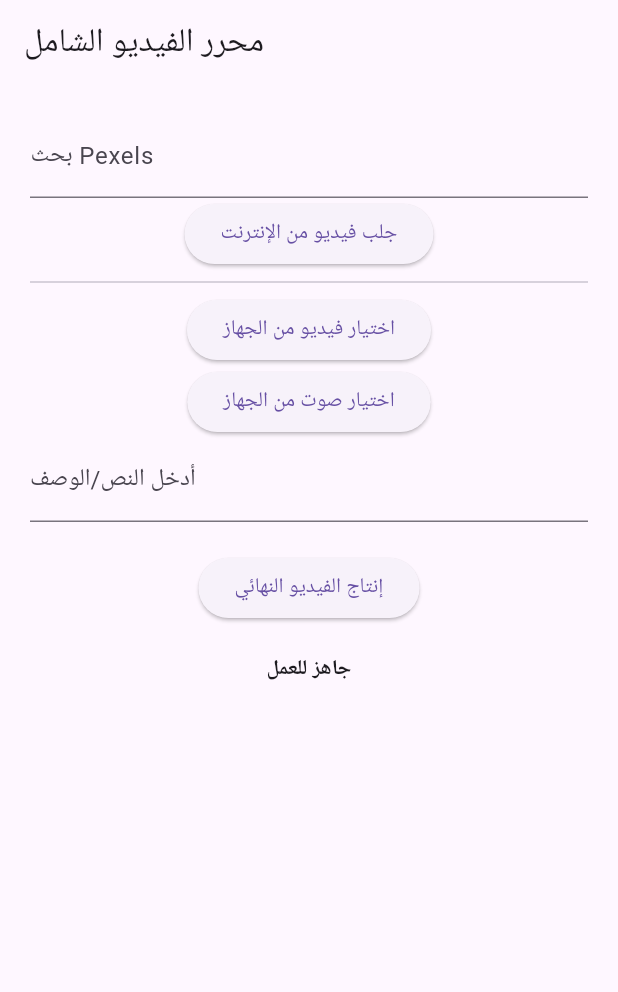
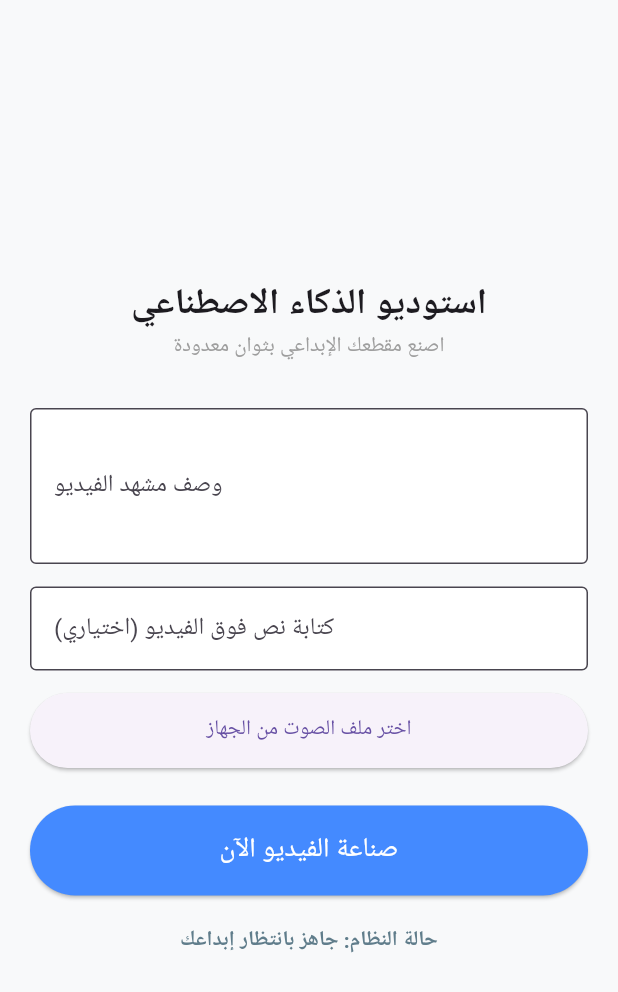
Before and after one commit to Asdasd7117/lian, a Flutter app: the screen it shows after launch, on a phone screen of 412 x 824 dp. Shown: the top 992 px of the screen. Run offline on Flutter 3.47's test engine with Material 3 defaults, Android fonts, the phone set to English and light mode, and no system bars; our stand-ins replace file_picker; missing offline and left inert: dart:js.

Commit message:
Update main.dart

```diff
--- a/lib/main.dart
+++ b/lib/main.dart
@@ -1,99 +1,76 @@
-import 'dart:convert';
 import 'dart:js' as js;
 import 'dart:typed_data';
 import 'package:flutter/material.dart';
 import 'package:file_picker/file_picker.dart';
 import 'package:http/http.dart' as http;
 
-void main() => runApp(const MaterialApp(home: VideoEditorScreen()));
-
 class ApiConfig {
   static const String pexelsKey = "1y1rQKXW16VqMqafrrTynioop03NY52ZGvoT75iGAEI31XtRQrZxGLF3";
 }
 
-class VideoEditorScreen extends StatefulWidget {
-  const VideoEditorScreen({super.key});
+void main() => runApp(const MaterialApp(home: AiStudioScreen()));
+
+class AiStudioScreen extends StatefulWidget {
+  const AiStudioScreen({super.key});
   @override
-  State<VideoEditorScreen> createState() => _VideoEditorScreenState();
+  State<AiStudioScreen> createState() => _AiStudioScreenState();
 }
 
-class _VideoEditorScreenState extends State<VideoEditorScreen> {
-  Uint8List? _videoBytes;
+class _AiStudioScreenState extends State<AiStudioScreen> {
+  final TextEditingController _descController = TextEditingController();
+  final TextEditingController _textOverlayController = TextEditingController();
   Uint8List? _audioBytes;
-  final TextEditingController _textController = TextEditingController();
-  final TextEditingController _searchController = TextEditingController();
-  String _status = "جاهز للعمل";
+  String _status = "حالة النظام: جاهز بانتظار إبداعك";
 
-  // 1. جلب فيديو من Pexels
-  Future<void> _fetchVideoFromPexels() async {
-    setState(() => _status = "جاري الاتصال بـ Pexels...");
-    try {
-      final response = await http.get(
-        Uri.parse('https://api.pexels.com/videos/search?query=${_searchController.text}&per_page=1'),
-        headers: {'Authorization': ApiConfig.pexelsKey},
-      );
-      if (response.statusCode == 200) {
-        final data = json.decode(response.body);
-        final videoUrl = data['videos'][0]['video_files'][0]['link'];
-        final videoResponse = await http.get(Uri.parse(videoUrl));
+  Future<void> _pickAudio() async {
+    FilePickerResult? result = await FilePicker.platform.pickFiles(type: FileType.audio, withData: true);
+    if (result != null) {
       setState(() {
-          _videoBytes = videoResponse.bodyBytes;
-          _status = "تم جلب الفيديو من Pexels بنجاح";
+        _audioBytes = result.files.first.bytes;
+        _status = "تم اختيار الصوت بنجاح";
       });
     }
-    } catch (e) { setState(() => _status = "خطأ في الاتصال: $e"); }
   }
 
-  // 2. اختيار فيديو من جهاز المستخدم
-  Future<void> _pickLocalVideo() async {
-    FilePickerResult? result = await FilePicker.platform.pickFiles(type: FileType.video, withData: true);
-    if (result != null) setState(() => _videoBytes = result.files.first.bytes);
-  }
-
-  // 3. اختيار ملف صوتي من الجهاز
-  Future<void> _pickAudio() async {
-    FilePickerResult? result = await FilePicker.platform.pickFiles(type: FileType.audio, withData: true);
-    if (result != null) setState(() => _audioBytes = result.files.first.bytes);
-  }
-
-  // 4. المعالجة النهائية
   void _generate() async {
-    if (_videoBytes == null || _audioBytes == null || _textController.text.isEmpty) {
-      setState(() => _status = "تأكد من اختيار فيديو وصوت وإدخال نص!");
+    if (_descController.text.isEmpty) {
+      setState(() => _status = "يرجى كتابة وصف المشهد أولاً!");
       return;
     }
-    setState(() => _status = "جاري المعالجة... لا تغلق الصفحة");
+    setState(() => _status = "جاري المعالجة...");
 
-    final result = await js.context.callMethod('processVideo', [_videoBytes, _audioBytes, _textController.text]);
+    final result = await js.context.callMethod('processVideo', [
+      _descController.text,
+      _textOverlayController.text,
+      _audioBytes
+    ]);
 
-    final blob = js.context.callMethod('Blob', [[result], {'type': 'video/mp4'}]);
-    final url = js.context.callMethod('URL', ['createObjectURL', blob]);
-    final anchor = js.context.callMethod('document.createElement', ['a']);
-    anchor.href = url;
-    anchor.download = 'my_video.mp4';
-    anchor.click();
-    setState(() => _status = "تم التحميل!");
+    setState(() => _status = "تم الانتهاء");
   }
 
   @override
   Widget build(BuildContext context) {
     return Scaffold(
-      appBar: AppBar(title: const Text("محرر الفيديو الشامل")),
-      body: SingleChildScrollView(
+      backgroundColor: const Color(0xFFF8F9FA),
+      body: Center(
+        child: SingleChildScrollView(
           padding: const EdgeInsets.all(20.0),
           child: Column(
             children: [
-            TextField(controller: _searchController, decoration: const InputDecoration(labelText: "بحث Pexels")),
-            ElevatedButton(onPressed: _fetchVideoFromPexels, child: const Text("جلب فيديو من الإنترنت")),
-            const Divider(),
-            ElevatedButton(onPressed: _pickLocalVideo, child: const Text("اختيار فيديو من الجهاز")),
-            ElevatedButton(onPressed: _pickAudio, child: const Text("اختيار صوت من الجهاز")),
-            TextField(controller: _textController, decoration: const InputDecoration(labelText: "أدخل النص/الوصف")),
+              const Text("استوديو الذكاء الاصطناعي", style: TextStyle(fontSize: 24, fontWeight: FontWeight.bold)),
+              const Text("اصنع مقطعك الإبداعي بثوان معدودة", style: TextStyle(color: Colors.grey)),
+              const SizedBox(height: 30),
+              TextField(controller: _descController, maxLines: 3, decoration: const InputDecoration(labelText: "وصف مشهد الفيديو", border: OutlineInputBorder(), filled: true, fillColor: Colors.white)),
+              const SizedBox(height: 15),
+              TextField(controller: _textOverlayController, decoration: const InputDecoration(labelText: "كتابة نص فوق الفيديو (اختياري)", border: OutlineInputBorder(), filled: true, fillColor: Colors.white)),
+              const SizedBox(height: 15),
+              SizedBox(width: double.infinity, height: 50, child: ElevatedButton(onPressed: _pickAudio, child: const Text("اختر ملف الصوت من الجهاز"))),
+              const SizedBox(height: 25),
+              SizedBox(width: double.infinity, height: 60, child: ElevatedButton(style: ElevatedButton.styleFrom(backgroundColor: Colors.blueAccent), onPressed: _generate, child: const Text("صناعة الفيديو الآن", style: TextStyle(color: Colors.white, fontSize: 18)))),
               const SizedBox(height: 20),
-            ElevatedButton(onPressed: _generate, child: const Text("إنتاج الفيديو النهائي")),
-            const SizedBox(height: 20),
-            Text(_status, style: const TextStyle(fontWeight: FontWeight.bold)),
+              Text(_status, style: const TextStyle(fontWeight: FontWeight.bold, color: Colors.blueGrey)),
             ],
+          ),
         ),
       ),
     );
```
Lines whose indentation alone changed are shown as unchanged.
